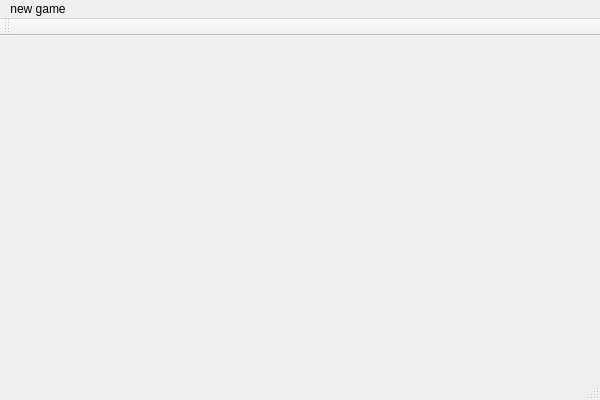
Old version of the form sudokuGUI/sudokuGUI/sudokuGUI.ui in the repository zhaoyiCC/Sudoku_Pair.
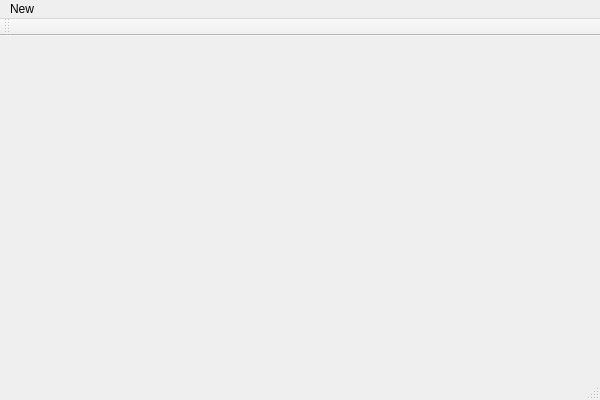
New version of the form.

```diff
--- a/sudokuGUI/sudokuGUI/sudokuGUI.ui
+++ b/sudokuGUI/sudokuGUI/sudokuGUI.ui
@@ -34,7 +34,7 @@
    </property>
    <widget class="QMenu" name="menu">
     <property name="title">
-     <string>new game</string>
+     <string>New</string>
     </property>
     <addaction name="action"/>
     <addaction name="action_2"/>
```
